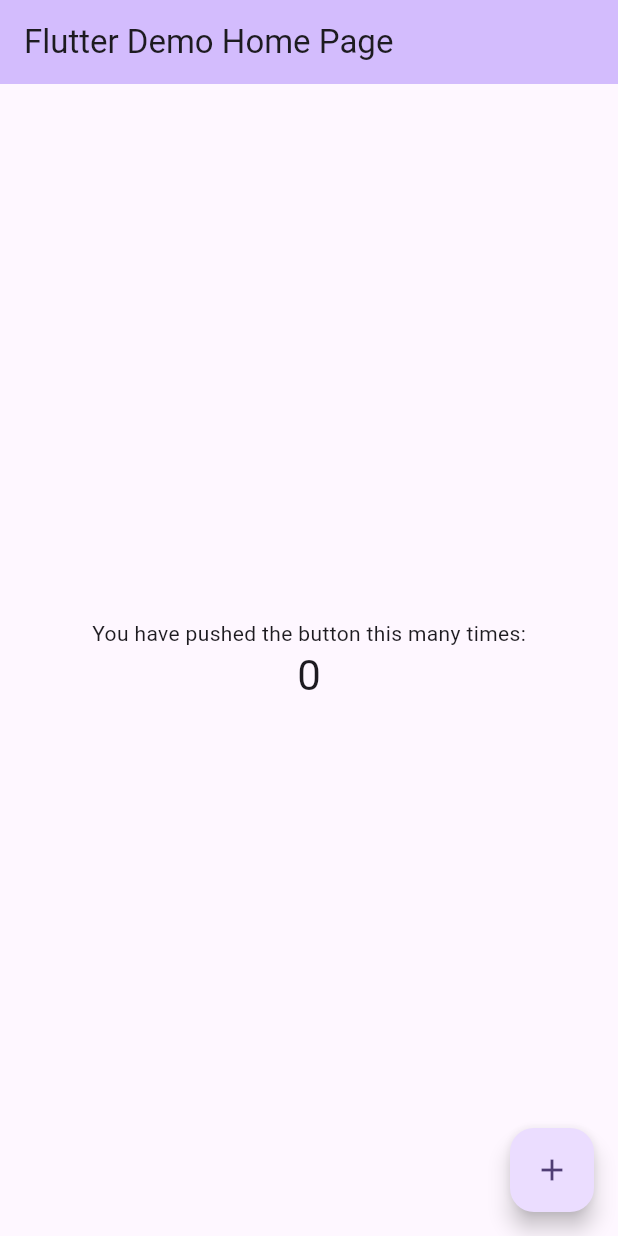
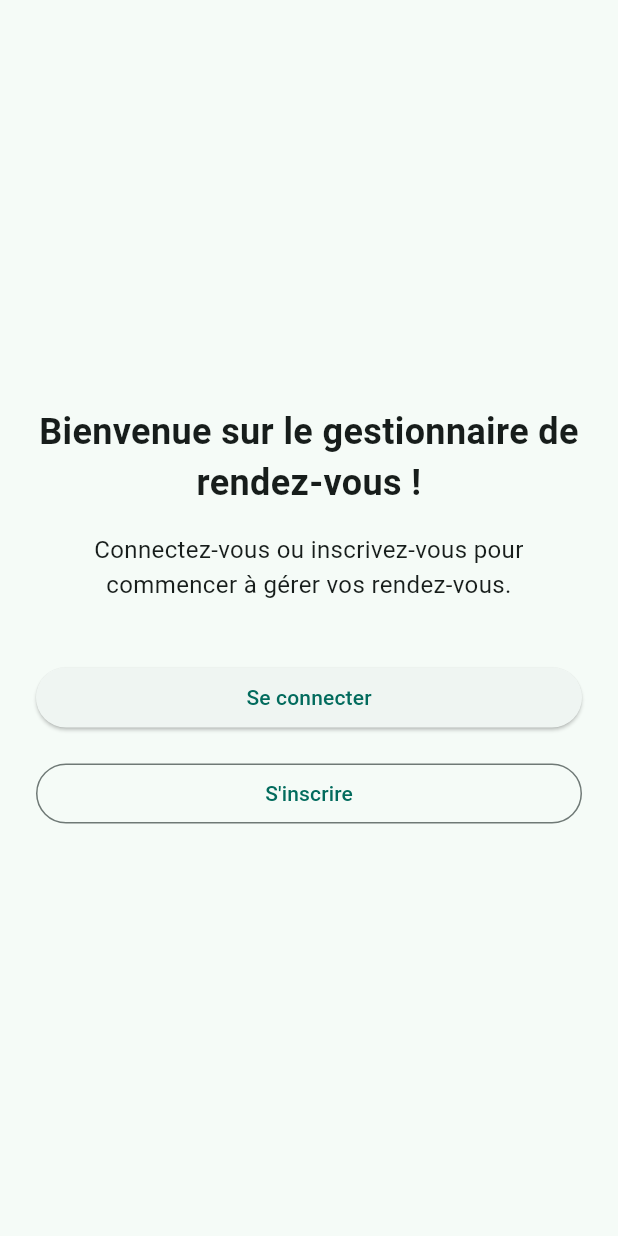
Before and after one commit to Dayende-ib/clinic-appointment-scheduler, a Flutter app: the screen it shows after launch, on a phone screen of 412 x 824 dp. Run offline on Flutter 3.47's test engine with Material 3 defaults, Android fonts, the phone set to English and light mode, and no system bars.

Commit message:
Mise à jour de l'application Flutter : ajout des écrans de connexion et d'inscription, modification de l'écran d'accueil, et mise à jour des ressources d'images.

```diff
--- a/mobile/lib/main.dart
+++ b/mobile/lib/main.dart
@@ -7,116 +7,101 @@ void main() {
 class MyApp extends StatelessWidget {
   const MyApp({super.key});
 
-  // This widget is the root of your application.
   @override
   Widget build(BuildContext context) {
     return MaterialApp(
       title: 'Flutter Demo',
       theme: ThemeData(
-        // This is the theme of your application.
-        //
-        // TRY THIS: Try running your application with "flutter run". You'll see
-        // the application has a purple toolbar. Then, without quitting the app,
-        // try changing the seedColor in the colorScheme below to Colors.green
-        // and then invoke "hot reload" (save your changes or press the "hot
-        // reload" button in a Flutter-supported IDE, or press "r" if you used
-        // the command line to start the app).
-        //
-        // Notice that the counter didn't reset back to zero; the application
-        // state is not lost during the reload. To reset the state, use hot
-        // restart instead.
-        //
-        // This works for code too, not just values: Most code changes can be
-        // tested with just a hot reload.
-        colorScheme: ColorScheme.fromSeed(seedColor: Colors.deepPurple),
+        colorScheme: ColorScheme.fromSeed(
+          seedColor: const Color.fromARGB(255, 58, 183, 162),
+        ),
       ),
-      home: const MyHomePage(title: 'Flutter Demo Home Page'),
+      home: const WelcomeScreen(),
     );
   }
 }
 
-class MyHomePage extends StatefulWidget {
-  const MyHomePage({super.key, required this.title});
-
-  // This widget is the home page of your application. It is stateful, meaning
-  // that it has a State object (defined below) that contains fields that affect
-  // how it looks.
-
-  // This class is the configuration for the state. It holds the values (in this
-  // case the title) provided by the parent (in this case the App widget) and
-  // used by the build method of the State. Fields in a Widget subclass are
-  // always marked "final".
-
-  final String title;
-
-  @override
-  State<MyHomePage> createState() => _MyHomePageState();
-}
-
-class _MyHomePageState extends State<MyHomePage> {
-  int _counter = 0;
-
-  void _incrementCounter() {
-    setState(() {
-      // This call to setState tells the Flutter framework that something has
-      // changed in this State, which causes it to rerun the build method below
-      // so that the display can reflect the updated values. If we changed
-      // _counter without calling setState(), then the build method would not be
-      // called again, and so nothing would appear to happen.
-      _counter++;
-    });
-  }
+class WelcomeScreen extends StatelessWidget {
+  const WelcomeScreen({super.key});
 
   @override
   Widget build(BuildContext context) {
-    // This method is rerun every time setState is called, for instance as done
-    // by the _incrementCounter method above.
-    //
-    // The Flutter framework has been optimized to make rerunning build methods
-    // fast, so that you can just rebuild anything that needs updating rather
-    // than having to individually change instances of widgets.
     return Scaffold(
-      appBar: AppBar(
-        // TRY THIS: Try changing the color here to a specific color (to
-        // Colors.amber, perhaps?) and trigger a hot reload to see the AppBar
-        // change color while the other colors stay the same.
-        backgroundColor: Theme.of(context).colorScheme.inversePrimary,
-        // Here we take the value from the MyHomePage object that was created by
-        // the App.build method, and use it to set our appbar title.
-        title: Text(widget.title),
-      ),
       body: Center(
-        // Center is a layout widget. It takes a single child and positions it
-        // in the middle of the parent.
-        child: Column(
-          // Column is also a layout widget. It takes a list of children and
-          // arranges them vertically. By default, it sizes itself to fit its
-          // children horizontally, and tries to be as tall as its parent.
-          //
-          // Column has various properties to control how it sizes itself and
-          // how it positions its children. Here we use mainAxisAlignment to
-          // center the children vertically; the main axis here is the vertical
-          // axis because Columns are vertical (the cross axis would be
-          // horizontal).
-          //
-          // TRY THIS: Invoke "debug painting" (choose the "Toggle Debug Paint"
-          // action in the IDE, or press "p" in the console), to see the
-          // wireframe for each widget.
-          mainAxisAlignment: MainAxisAlignment.center,
-          children: <Widget>[
-            const Text('You have pushed the button this many times:'),
-            Text(
-              '$_counter',
-              style: Theme.of(context).textTheme.headlineMedium,
-            ),
-          ],
+        child: Padding(
+          padding: const EdgeInsets.all(24.0),
+          child: Column(
+            mainAxisAlignment: MainAxisAlignment.center,
+            children: [
+              const Text(
+                'Bienvenue sur le gestionnaire de rendez-vous !',
+                style: TextStyle(fontSize: 24, fontWeight: FontWeight.bold),
+                textAlign: TextAlign.center,
+              ),
+              const SizedBox(height: 16),
+              const Text(
+                'Connectez-vous ou inscrivez-vous pour commencer à gérer vos rendez-vous.',
+                style: TextStyle(fontSize: 16),
+                textAlign: TextAlign.center,
+              ),
+              const SizedBox(height: 40),
+              SizedBox(
+                width: double.infinity,
+                child: ElevatedButton(
+                  onPressed: () {
+                    Navigator.push(
+                      context,
+                      MaterialPageRoute(
+                        builder: (context) => const LoginScreen(),
+                      ),
+                    );
+                  },
+                  child: const Text('Se connecter'),
+                ),
+              ),
+              const SizedBox(height: 16),
+              SizedBox(
+                width: double.infinity,
+                child: OutlinedButton(
+                  onPressed: () {
+                    Navigator.push(
+                      context,
+                      MaterialPageRoute(
+                        builder: (context) => const RegisterScreen(),
+                      ),
+                    );
+                  },
+                  child: const Text("S'inscrire"),
+                ),
+              ),
+            ],
+          ),
         ),
       ),
-      floatingActionButton: FloatingActionButton(
-        onPressed: _incrementCounter,
-        tooltip: 'Increment',
-        child: const Icon(Icons.add),
-      ), // This trailing comma makes auto-formatting nicer for build methods.
     );
   }
 }
+
+class LoginScreen extends StatelessWidget {
+  const LoginScreen({super.key});
+
+  @override
+  Widget build(BuildContext context) {
+    return Scaffold(
+      appBar: AppBar(title: const Text('Se connecter')),
+      body: const Center(child: Text('Écran de connexion')),
+    );
+  }
+}
+
+class RegisterScreen extends StatelessWidget {
+  const RegisterScreen({super.key});
+
+  @override
+  Widget build(BuildContext context) {
+    return Scaffold(
+      appBar: AppBar(title: const Text("S'inscrire")),
+      body: const Center(child: Text("Écran d'inscription")),
+    );
+  }
+}
```
Also changed, not shown: mobile/lib/screens/login_screen.dart (added, +39 -0 lines), mobile/lib/screens/register_screen.dart (added, +43 -0 lines), mobile/pubspec.yaml (+4 -4 lines), mobile/images/caretime_100x100_nobg.png (added), mobile/images/caretime_2x1.png (added).
